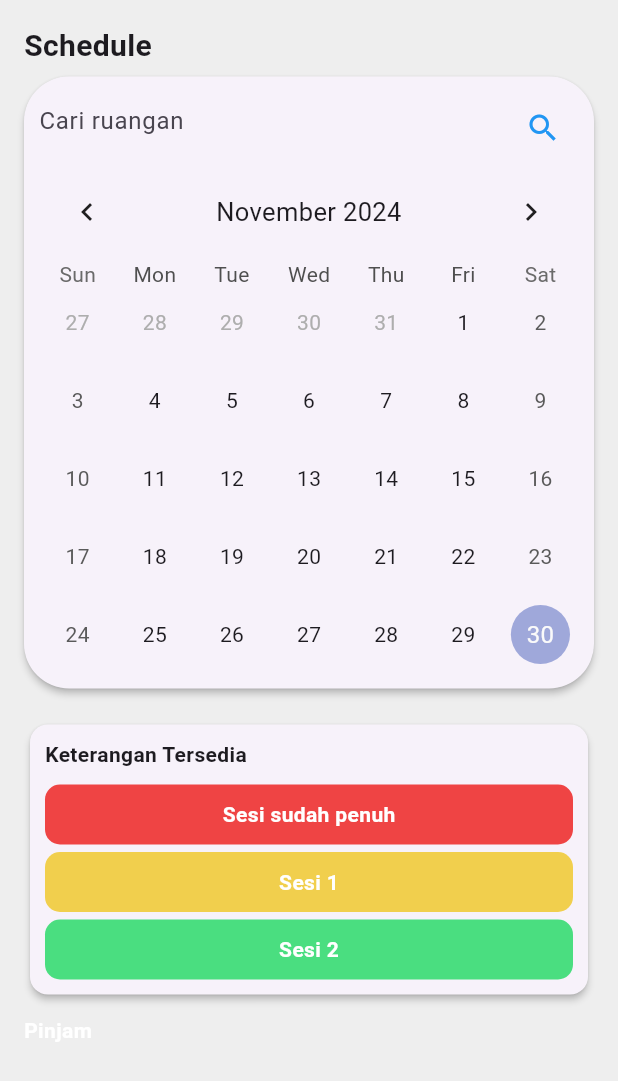
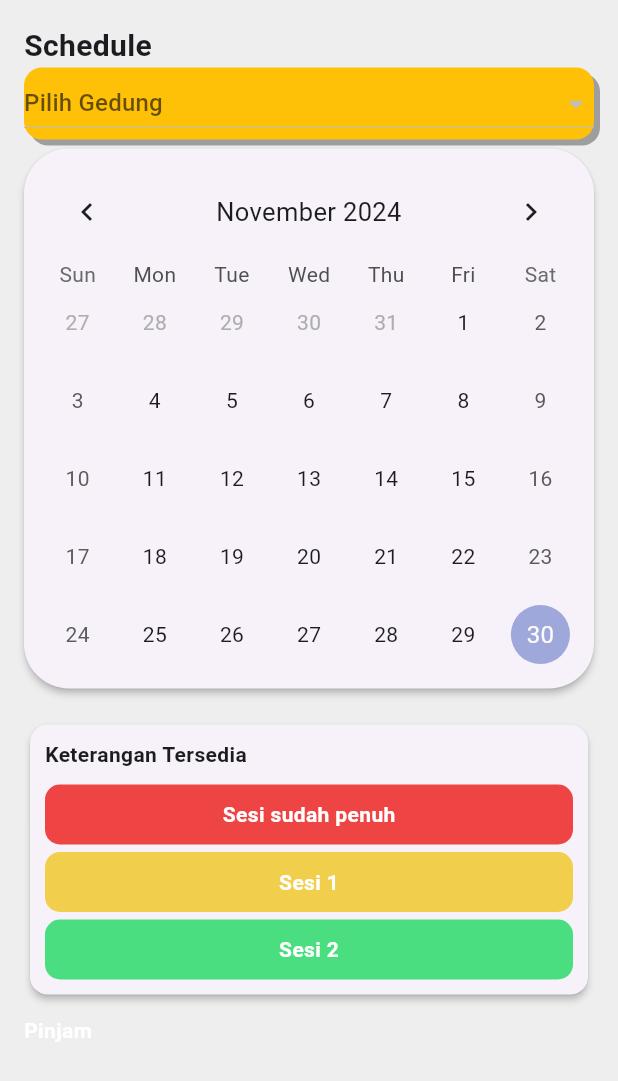
Before and after one commit to sipinjam/sipinjam, a Flutter app: the SchedulePage screen opened directly, on a phone screen of 412 x 824 dp. Shown: the top 1081 px of the screen. Run offline on Flutter 3.47's test engine with Material 3 defaults, Android fonts, the phone set to English and light mode, and no system bars; drawn by our look-alikes of table_calendar; our stand-ins replace flutter_riverpod, shared_preferences; missing offline and left inert: d_button, d_info, d_input, d_view; accounts and stored records are empty; network calls fail.

Commit message:
dropdown gedung (mobile)

```diff
--- /dev/null
+++ b/Flutter/lib/datasources/gedung_datasource.dart
@@ -0,0 +1,20 @@
+import 'dart:convert';
+
+import 'package:http/http.dart' as http;
+import 'package:sipit_app/config/app_constant.dart';
+import 'package:sipit_app/models/gedungModel.dart';
+
+class GedungDatasource {
+  Future<List<GedungModel>> fetchGedungList() async {
+    final url = Uri.parse('${AppConstants.baseUrl}/gedung');
+    final response = await http.get(url);
+
+    if (response.statusCode == 200) {
+      final data = jsonDecode(response.body);
+      final List<dynamic> gedungData = data['data'];
+      return gedungData.map((json) => GedungModel.fromJson(json)).toList();
+    } else {
+      throw Exception('failed to load gedung list');
+    }
+  }
+}
--- /dev/null
+++ b/Flutter/lib/models/gedungModel.dart
@@ -0,0 +1,34 @@
+// To parse this JSON data, do
+//
+//     final gedungModel = gedungModelFromJson(jsonString);
+
+import 'dart:convert';
+
+GedungModel gedungModelFromJson(String str) =>
+    GedungModel.fromJson(json.decode(str));
+
+String gedungModelToJson(GedungModel data) => json.encode(data.toJson());
+
+class GedungModel {
+  int idGedung;
+  String namaGedung;
+  String fotoGedung;
+
+  GedungModel({
+    required this.idGedung,
+    required this.namaGedung,
+    required this.fotoGedung,
+  });
+
+  factory GedungModel.fromJson(Map<String, dynamic> json) => GedungModel(
+        idGedung: json["id_gedung"],
+        namaGedung: json["nama_gedung"],
+        fotoGedung: json["foto_gedung"],
+      );
+
+  Map<String, dynamic> toJson() => {
+        "id_gedung": idGedung,
+        "nama_gedung": namaGedung,
+        "foto_gedung": fotoGedung,
+      };
+}
--- a/Flutter/lib/pages/dashboard/Schedule/schedule.dart
+++ b/Flutter/lib/pages/dashboard/Schedule/schedule.dart
@@ -1,7 +1,9 @@
 import 'package:d_button/d_button.dart';
 import 'package:flutter/material.dart';
 import 'package:sipit_app/config/nav.dart';
+import 'package:sipit_app/datasources/gedung_datasource.dart';
 import 'package:sipit_app/datasources/peminjaman_datasource.dart';
+import 'package:sipit_app/models/gedungModel.dart';
 import 'package:sipit_app/pages/dashboard/Home/peminjaman.dart';
 import 'package:sipit_app/theme.dart';
 import 'package:table_calendar/table_calendar.dart';
@@ -19,6 +21,20 @@ class _SchedulePageState extends State<SchedulePage> {
   final TextEditingController _searchController = TextEditingController();
   final PeminjamanDatasource _peminjamanDatasource = PeminjamanDatasource();
   bool _isLoading = false;
+  final GedungDatasource _gedungDatasource = GedungDatasource();
+  List<GedungModel> _gedungs = [];
+  GedungModel? _selectedGedung;
+
+  Future<void> fetchGedungs() async {
+    try {
+      final gedungs = await _gedungDatasource.fetchGedungList();
+      setState(() {
+        _gedungs = gedungs;
+      });
+    } catch (e) {
+      print('Error: $e');
+    }
+  }
 
   Future<void> fetchAndSetMarkedDates(String roomName) async {
     setState(() {
@@ -41,8 +57,8 @@ class _SchedulePageState extends State<SchedulePage> {
   @override
   void initState() {
     super.initState();
-    fetchAndSetMarkedDates(
-        'defaultRoom'); // Inisialisasi dengan ruangan default
+    fetchAndSetMarkedDates('defaultRoom');
+    fetchGedungs();
   }
 
   void _showEventDetails(
@@ -96,6 +112,35 @@ class _SchedulePageState extends State<SchedulePage> {
                 fontWeight: FontWeight.bold,
               ),
             ),
+            Container(
+              decoration: BoxDecoration(
+                borderRadius: BorderRadius.all(Radius.circular(12)),
+                boxShadow: [
+                  BoxShadow(
+                    color: Colors.grey.shade500,
+                    offset: Offset(4, 4),
+                  )
+                ],
+                color: Colors.amber,
+              ),
+              child: DropdownButton<GedungModel>(
+                  // padding: EdgeInsets.symmetric(horizontal: 16),
+                  value: _selectedGedung,
+                  hint: const Text('Pilih Gedung'),
+                  isExpanded: true,
+                  items: _gedungs.map((gedung) {
+                    return DropdownMenuItem(
+                      value: gedung,
+                      child: Text(gedung.namaGedung),
+                    );
+                  }).toList(),
+                  onChanged: (value) {
+                    setState(() {
+                      _selectedGedung = value;
+                    });
+                    print('Selected Gedung: ${value?.namaGedung}');
+                  }),
+            ),
             Card(
               shape: RoundedRectangleBorder(
                 borderRadius: BorderRadius.circular(30),
@@ -106,23 +151,6 @@ class _SchedulePageState extends State<SchedulePage> {
                 padding: const EdgeInsets.all(10),
                 child: Column(
                   children: [
-                    TextField(
-                      controller: _searchController,
-                      decoration: InputDecoration(
-                        hintText: 'Cari ruangan',
-                        border: InputBorder.none,
-                        suffixIcon: IconButton(
-                          icon: const Icon(Icons.search, color: Colors.blue),
-                          onPressed: () async {
-                            final roomName = _searchController.text;
-                            await fetchAndSetMarkedDates(roomName);
-                          },
-                        ),
-                      ),
-                      onSubmitted: (value) async {
-                        await fetchAndSetMarkedDates(value);
-                      },
-                    ),
                     _isLoading
                         ? const CircularProgressIndicator()
                         : TableCalendar(
```
Also changed, not shown: Flutter/pubspec.lock, 1 other file.
